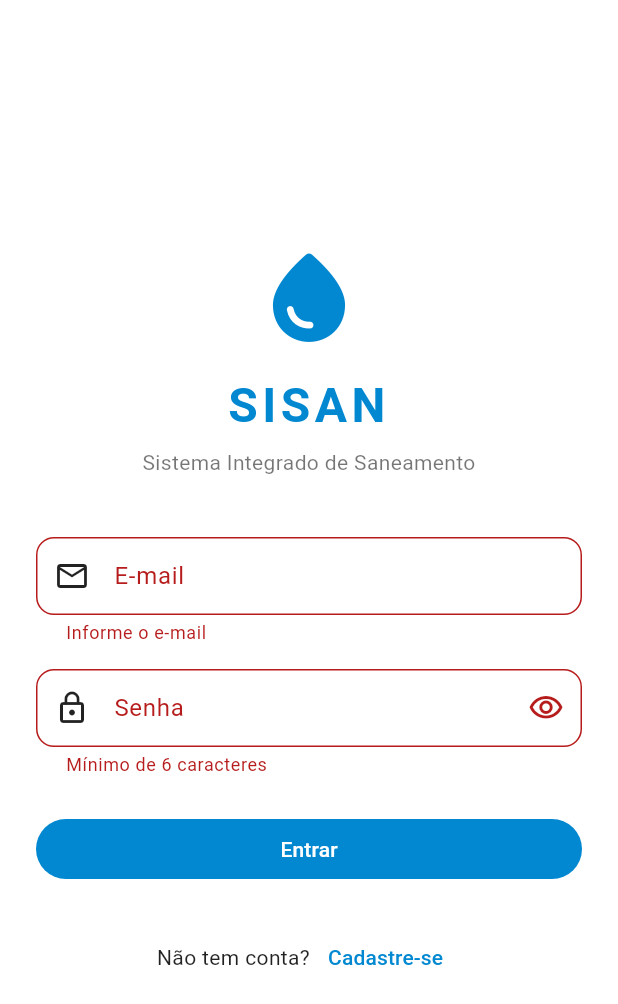
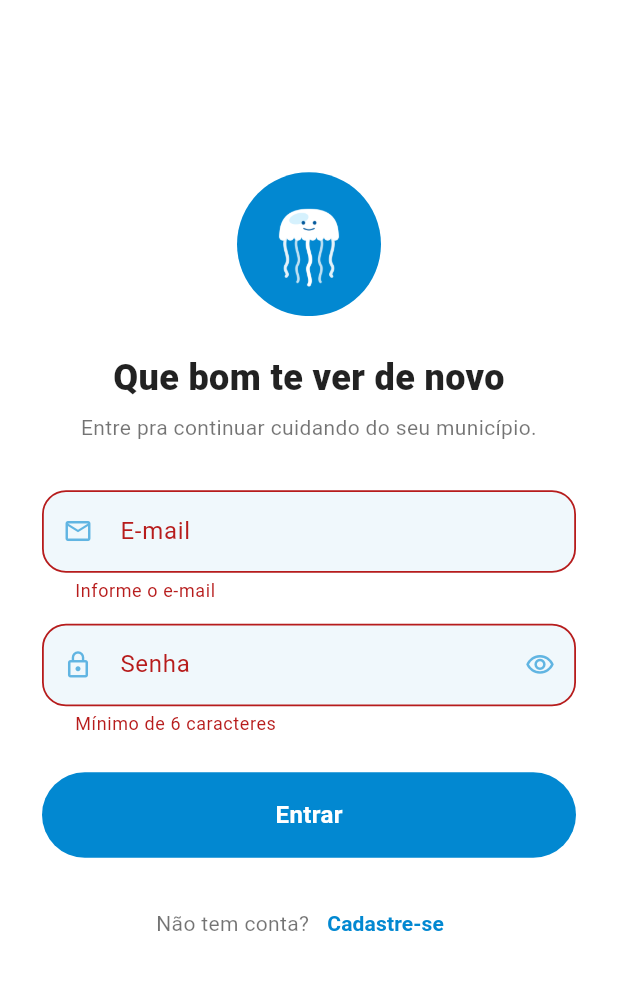
Before and after one commit to eltobsjr/SISAN--Sistema-Integrado-de-Saneamento, a Flutter app: the screen it shows after launch, after a tap on "Entrar", on a phone screen of 412 x 824 dp. Shown: the top 1004 px of the screen. Run offline on Flutter 3.47's test engine with Material 3 defaults, Android fonts, the light colour scheme and no system bars; our stand-ins replace cached_network_image, connectivity_plus, drift, drift_flutter, fl_chart, flutter_dotenv and 11 more; missing offline and left inert: flutter_map_marker_cluster; accounts and stored records are empty; generated files the repository leaves out were written again.

Commit message:
feat(auth): polish login and animate splash

```diff
--- /dev/null
+++ b/lib/core/theme/branding/agua_viva_reveal_painter.dart
@@ -0,0 +1,119 @@
+import 'package:flutter/material.dart';
+
+import 'logo_paths.dart';
+
+/// Desenha a água-viva do ícone se formando a partir de [progress] (0 a 1):
+/// cabeça primeiro (contorno → preenchimento, técnica do `LogoRevealPainter`
+/// do Confia), depois olhos/boca, depois os 5 tentáculos ondulando pra
+/// dentro em sequência — terminando idêntica ao ícone de verdade
+/// (`assets/images/app_icon_full.png`).
+class AguaVivaRevealPainter extends CustomPainter {
+  AguaVivaRevealPainter({required this.progress})
+      : cabecaPath = buildCabecaPath(),
+        brilhoPath = buildBrilhoPath(),
+        bocaPath = buildBocaPath(),
+        tentaculos = buildTentaculos();
+
+  final double progress;
+  final Path cabecaPath;
+  final Path brilhoPath;
+  final Path bocaPath;
+  final List<TentaculoSpec> tentaculos;
+
+  static const _branco = Colors.white;
+  static const _azulEscuro = Color(0xFF01579B);
+  static const _brilho = Color(0xFFB3E5FC);
+
+  static const _canvasSize = 1024.0;
+
+  @override
+  void paint(Canvas canvas, Size size) {
+    canvas.save();
+    canvas.scale(size.width / _canvasSize, size.height / _canvasSize);
+
+    // Fundo azul circular, igual ao ícone real.
+    canvas.drawCircle(const Offset(512, 512), 512, Paint()..color = const Color(0xFF0288D1));
+
+    _paintForma(canvas, cabecaPath, _branco, drawStart: 0.00, drawEnd: 0.32, fillStart: 0.26, fillEnd: 0.42);
+
+    final brilhoOpacidade = ((progress - 0.36) / 0.14).clamp(0.0, 1.0);
+    if (brilhoOpacidade > 0) {
+      canvas.drawPath(brilhoPath, Paint()..color = _brilho.withValues(alpha: 0.55 * brilhoOpacidade));
+    }
+
+    final rostoOpacidade = ((progress - 0.42) / 0.16).clamp(0.0, 1.0);
+    if (rostoOpacidade > 0) {
+      final tinta = Paint()..color = _azulEscuro.withValues(alpha: rostoOpacidade);
+      canvas.drawCircle(const Offset(472, 360), 13, tinta);
+      canvas.drawCircle(const Offset(552, 360), 13, tinta);
+      canvas.drawPath(
+        bocaPath,
+        Paint()
+          ..color = _azulEscuro.withValues(alpha: rostoOpacidade)
+          ..style = PaintingStyle.stroke
+          ..strokeWidth = 8
+          ..strokeCap = StrokeCap.round,
+      );
+    }
+
+    // Tentáculos: começam em sequência (0.55 a 0.90), cada um levando 0.30
+    // do progresso total pra se desenhar por inteiro.
+    const inicioTentaculos = 0.55;
+    const passo = 0.07;
+    const duracaoCadaUm = 0.30;
+    for (var i = 0; i < tentaculos.length; i++) {
+      final t = tentaculos[i];
+      final inicio = inicioTentaculos + i * passo;
+      final fim = (inicio + duracaoCadaUm).clamp(0.0, 1.0);
+      final fracao = ((progress - inicio) / (fim - inicio)).clamp(0.0, 1.0);
+      if (fracao <= 0) continue;
+      final tinta = Paint()
+        ..color = _branco.withValues(alpha: t.opacidade)
+        ..style = PaintingStyle.stroke
+        ..strokeWidth = t.largura
+        ..strokeCap = StrokeCap.round
+        ..strokeJoin = StrokeJoin.round;
+      canvas.drawPath(_extrairFracao(t.path, fracao), tinta);
+    }
+
+    canvas.restore();
+  }
+
+  void _paintForma(
+    Canvas canvas,
+    Path path,
+    Color color, {
+    required double drawStart,
+    required double drawEnd,
+    required double fillStart,
+    required double fillEnd,
+  }) {
+    final drawFrac = ((progress - drawStart) / (drawEnd - drawStart)).clamp(0.0, 1.0);
+    final fillFrac = ((progress - fillStart) / (fillEnd - fillStart)).clamp(0.0, 1.0);
+    if (drawFrac <= 0 && fillFrac <= 0) return;
+
+    if (drawFrac > 0 && fillFrac < 1) {
+      final tracoPaint = Paint()
+        ..color = color.withValues(alpha: 1 - fillFrac)
+        ..style = PaintingStyle.stroke
+        ..strokeWidth = 9
+        ..strokeCap = StrokeCap.round
+        ..strokeJoin = StrokeJoin.round;
+      canvas.drawPath(_extrairFracao(path, drawFrac), tracoPaint);
+    }
+    if (fillFrac > 0) {
+      canvas.drawPath(path, Paint()..color = color.withValues(alpha: fillFrac)..style = PaintingStyle.fill);
+    }
+  }
+
+  Path _extrairFracao(Path origem, double fracao) {
+    final resultado = Path();
+    for (final metrica in origem.computeMetrics()) {
+      resultado.addPath(metrica.extractPath(0, metrica.length * fracao), Offset.zero);
+    }
+    return resultado;
+  }
+
+  @override
+  bool shouldRepaint(covariant AguaVivaRevealPainter oldDelegate) => oldDelegate.progress != progress;
+}
--- /dev/null
+++ b/lib/core/theme/branding/logo_paths.dart
@@ -0,0 +1,75 @@
+import 'package:flutter/material.dart';
+
+/// Caminhos vetoriais da água-viva do ícone real (`assets/images/app_icon_fg.svg`),
+/// traçados no mesmo espaço de coordenadas do SVG (1024×1024) — mesma lógica
+/// do `logo_paths.dart` do Confia: usar os caminhos de verdade do ícone pra
+/// a animação terminar idêntica a ele, não uma aproximação.
+
+/// Cúpula da cabeça, com a borda inferior arredondada (8 "gomos").
+Path buildCabecaPath() {
+  final path = Path()..moveTo(300, 460);
+  path.cubicTo(300, 340, 350, 260, 512, 260);
+  path.cubicTo(674, 260, 724, 340, 724, 460);
+  var x = 724.0;
+  const y = 460.0;
+  for (var i = 0; i < 8; i++) {
+    final nx = x - 53;
+    path.arcToPoint(Offset(nx, y), radius: const Radius.circular(26.5), clockwise: true);
+    x = nx;
+  }
+  path.close();
+  return path;
+}
+
+/// Mancha clara de brilho na cabeça (decorativa, some junto do preenchimento).
+Path buildBrilhoPath() {
+  return Path()
+    ..addOval(Rect.fromCenter(center: const Offset(440, 330), width: 140, height: 76));
+}
+
+/// Boca — curva simples sob os olhos.
+Path buildBocaPath() {
+  return Path()
+    ..moveTo(475, 400)
+    ..quadraticBezierTo(512, 420, 549, 400);
+}
+
+/// Um dos 5 tentáculos, no mesmo traçado do SVG original.
+class TentaculoSpec {
+  const TentaculoSpec(this.path, this.largura, this.opacidade);
+  final Path path;
+  final double largura;
+  final double opacidade;
+}
+
+List<TentaculoSpec> buildTentaculos() {
+  // Traçado exato de cada tentáculo do SVG original.
+  Path path1 = Path()
+    ..moveTo(350, 460)
+    ..cubicTo(315, 540, 385, 600, 350, 660)
+    ..cubicTo(325, 700, 375, 720, 350, 740);
+  Path path2 = Path()
+    ..moveTo(430, 460)
+    ..cubicTo(395, 540, 465, 600, 430, 660)
+    ..cubicTo(405, 700, 455, 750, 430, 780);
+  Path path3 = Path()
+    ..moveTo(512, 460)
+    ..cubicTo(477, 540, 547, 600, 512, 660)
+    ..cubicTo(487, 700, 537, 760, 512, 800);
+  Path path4 = Path()
+    ..moveTo(594, 460)
+    ..cubicTo(629, 540, 559, 600, 594, 660)
+    ..cubicTo(619, 700, 569, 750, 594, 780);
+  Path path5 = Path()
+    ..moveTo(674, 460)
+    ..cubicTo(709, 540, 639, 600, 674, 660)
+    ..cubicTo(699, 700, 649, 720, 674, 740);
+
+  return [
+    TentaculoSpec(path1, 22, 0.9),
+    TentaculoSpec(path2, 18, 0.75),
+    TentaculoSpec(path3, 26, 1.0),
+    TentaculoSpec(path4, 18, 0.75),
+    TentaculoSpec(path5, 22, 0.9),
+  ];
+}
--- a/lib/features/auth/presentation/pages/login_page.dart
+++ b/lib/features/auth/presentation/pages/login_page.dart
@@ -4,7 +4,12 @@ import 'package:go_router/go_router.dart';
 
 import 'package:sisan/core/errors/error_handler.dart';
 import 'package:sisan/features/auth/presentation/providers/auth_provider.dart';
+import 'package:sisan/shared/widgets/app_text_field.dart';
+import 'package:sisan/shared/widgets/primary_pill_button.dart';
 
+/// Visual inspirado no `auth_screen.dart` do polimata-concursos: mascote no
+/// topo, campos preenchidos sem borda, botão pílula de largura total, tom
+/// mais pessoal no texto — mantendo a cor "Água Viva" e o fluxo do SISAN.
 class LoginPage extends ConsumerStatefulWidget {
   const LoginPage({super.key});
 
@@ -16,7 +21,6 @@ class _LoginPageState extends ConsumerState<LoginPage> {
   final _formKey = GlobalKey<FormState>();
   final _emailController = TextEditingController();
   final _senhaController = TextEditingController();
-  bool _obscureSenha = true;
   bool _carregando = false;
 
   @override
@@ -48,101 +52,95 @@ class _LoginPageState extends ConsumerState<LoginPage> {
   @override
   Widget build(BuildContext context) {
     final theme = Theme.of(context);
+    final primary = theme.colorScheme.primary;
 
     return Scaffold(
-      backgroundColor: theme.colorScheme.surface,
+      backgroundColor: Colors.white,
       body: SafeArea(
-        child: Center(
-          child: SingleChildScrollView(
-            padding: const EdgeInsets.symmetric(horizontal: 24, vertical: 32),
+        child: LayoutBuilder(
+          builder: (context, constraints) {
+            return SingleChildScrollView(
+              padding: const EdgeInsets.symmetric(horizontal: 28),
+              child: ConstrainedBox(
+                constraints: BoxConstraints(minHeight: constraints.maxHeight),
+                child: IntrinsicHeight(
                   child: Column(
-              mainAxisAlignment: MainAxisAlignment.center,
                     crossAxisAlignment: CrossAxisAlignment.stretch,
                     children: [
-                Icon(Icons.water_drop_rounded, size: 72, color: theme.colorScheme.primary),
-                const SizedBox(height: 16),
-                Text(
-                  'SISAN',
-                  textAlign: TextAlign.center,
-                  style: theme.textTheme.headlineLarge?.copyWith(
-                    color: theme.colorScheme.primary,
-                    fontWeight: FontWeight.bold,
-                    letterSpacing: 3,
+                      const Spacer(flex: 2),
+                      Center(
+                        child: ClipRRect(
+                          borderRadius: BorderRadius.circular(48),
+                          child: Image.asset(
+                            'assets/images/app_icon_full.png',
+                            width: 96,
+                            height: 96,
+                            fit: BoxFit.cover,
                           ),
                         ),
-                const SizedBox(height: 8),
+                      ),
+                      const SizedBox(height: 24),
+                      const Text(
+                        'Que bom te ver de novo',
+                        textAlign: TextAlign.center,
+                        style: TextStyle(fontSize: 24, fontWeight: FontWeight.w800),
+                      ),
+                      const SizedBox(height: 6),
                       Text(
-                  'Sistema Integrado de Saneamento',
+                        'Entre pra continuar cuidando do seu município.',
                         textAlign: TextAlign.center,
-                  style: theme.textTheme.bodyMedium?.copyWith(color: Colors.black54),
+                        style: TextStyle(fontSize: 14, color: Colors.black.withValues(alpha: 0.55)),
                       ),
-                const SizedBox(height: 40),
+                      const SizedBox(height: 32),
                       Form(
                         key: _formKey,
                         child: Column(
                           crossAxisAlignment: CrossAxisAlignment.stretch,
                           children: [
-                      TextFormField(
+                            AppTextField(
+                              label: 'E-mail',
                               controller: _emailController,
                               keyboardType: TextInputType.emailAddress,
                               textInputAction: TextInputAction.next,
-                        decoration: const InputDecoration(
-                          labelText: 'E-mail',
-                          hintText: 'seu@email.com',
-                          prefixIcon: Icon(Icons.email_outlined),
-                        ),
+                              autofillHints: const [AutofillHints.email],
+                              prefixIcon: Icons.email_outlined,
                               validator: (v) {
                                 if (v == null || v.trim().isEmpty) return 'Informe o e-mail';
                                 if (!v.contains('@')) return 'E-mail inválido';
                                 return null;
                               },
                             ),
-                      const SizedBox(height: 16),
-                      TextFormField(
+                            const SizedBox(height: 14),
+                            AppTextField(
+                              label: 'Senha',
                               controller: _senhaController,
-                        obscureText: _obscureSenha,
+                              obscureText: true,
                               textInputAction: TextInputAction.done,
+                              autofillHints: const [AutofillHints.password],
+                              prefixIcon: Icons.lock_outline,
                               onFieldSubmitted: (_) => _entrar(),
-                        decoration: InputDecoration(
-                          labelText: 'Senha',
-                          prefixIcon: const Icon(Icons.lock_outline),
-                          suffixIcon: IconButton(
-                            icon: Icon(
-                              _obscureSenha
-                                  ? Icons.visibility_outlined
-                                  : Icons.visibility_off_outlined,
-                            ),
-                            onPressed: () => setState(() => _obscureSenha = !_obscureSenha),
-                          ),
-                        ),
-                        validator: (v) => (v == null || v.length < 6)
-                            ? 'Mínimo de 6 caracteres'
-                            : null,
+                              validator: (v) => (v == null || v.length < 6) ? 'Mínimo de 6 caracteres' : null,
                             ),
                             const SizedBox(height: 24),
-                      FilledButton(
-                        onPressed: _carregando ? null : _entrar,
-                        child: _carregando
-                            ? const SizedBox(
-                                width: 20,
-                                height: 20,
-                                child: CircularProgressIndicator(
-                                  strokeWidth: 2,
-                                  color: Colors.white,
+                            PrimaryPillButton(
+                              label: _carregando ? 'Entrando...' : 'Entrar',
+                              loading: _carregando,
+                              onTap: _entrar,
                             ),
-                              )
-                            : const Text('Entrar'),
-                      ),
-                      const SizedBox(height: 24),
-                      Row(
+                            const SizedBox(height: 8),
+                            Padding(
+                              padding: const EdgeInsets.symmetric(vertical: 12),
+                              child: Row(
                                 mainAxisAlignment: MainAxisAlignment.center,
                                 children: [
-                          Text('Não tem conta?', style: theme.textTheme.bodyMedium),
+                                  Text(
+                                    'Não tem conta?',
+                                    style: TextStyle(color: Colors.black.withValues(alpha: 0.55), fontSize: 14),
+                                  ),
                                   TextButton(
                                     onPressed: () => context.go('/cadastro'),
-                            child: const Text('Cadastre-se'),
-                          ),
-                        ],
+                                    style: TextButton.styleFrom(foregroundColor: primary),
+                                    child: const Text('Cadastre-se', style: TextStyle(fontWeight: FontWeight.w700)),
                                   ),
                                 ],
                               ),
@@ -150,6 +148,13 @@ class _LoginPageState extends ConsumerState<LoginPage> {
                           ],
                         ),
                       ),
+                      const Spacer(flex: 3),
+                    ],
+                  ),
+                ),
+              ),
+            );
+          },
         ),
       ),
     );
--- a/lib/features/auth/presentation/pages/splash_page.dart
+++ b/lib/features/auth/presentation/pages/splash_page.dart
@@ -1,6 +1,6 @@
 import 'package:flutter/material.dart';
 
-import 'package:sisan/shared/widgets/sisan_loading.dart';
+import 'package:sisan/features/auth/presentation/widgets/agua_viva_entrada.dart';
 
 /// Sem lógica de navegação aqui de propósito: o `routerProvider` decide o
 /// destino (login ou home do perfil certo) via `redirect`, assim que a
@@ -9,5 +9,7 @@ class SplashPage extends StatelessWidget {
   const SplashPage({super.key});
 
   @override
-  Widget build(BuildContext context) => const Scaffold(body: SisanLoading());
+  Widget build(BuildContext context) => const Scaffold(
+        body: Center(child: AguaVivaEntrada()),
+      );
 }
--- /dev/null
+++ b/lib/features/auth/presentation/widgets/agua_viva_entrada.dart
@@ -0,0 +1,61 @@
+import 'package:flutter/material.dart';
+import 'package:flutter/scheduler.dart';
+
+import 'package:sisan/core/theme/branding/agua_viva_reveal_painter.dart';
+
+/// Animação de abertura: a água-viva se forma (cabeça, rosto e tentáculos),
+/// nas mesmas cores e traçado do ícone de verdade — adaptado do mecanismo do
+/// `IntroSplashScreen` do Confia (`AnimationController` + `CustomPainter`
+/// com contorno-depois-preenchimento), mas sem navegação própria: o
+/// `SplashPage` já sai da tela sozinho via `routerProvider` assim que a
+/// sessão resolve. Toca uma vez e segura no quadro final até isso acontecer.
+class AguaVivaEntrada extends StatefulWidget {
+  const AguaVivaEntrada({super.key, this.tamanho = 220});
+
+  final double tamanho;
+
+  @override
+  State<AguaVivaEntrada> createState() => _AguaVivaEntradaState();
+}
+
+class _AguaVivaEntradaState extends State<AguaVivaEntrada> with SingleTickerProviderStateMixin {
+  static const _duracao = Duration(milliseconds: 2200);
+
+  late final AnimationController _controller = AnimationController(vsync: this, duration: _duracao);
+
+  @override
+  void initState() {
+    super.initState();
+    final reduzida = SchedulerBinding.instance.platformDispatcher.accessibilityFeatures.disableAnimations;
+    if (reduzida) {
+      _controller.value = 1;
+    } else {
+      _controller.forward();
+    }
+  }
+
+  @override
+  void dispose() {
+    _controller.dispose();
+    super.dispose();
+  }
+
+  @override
+  Widget build(BuildContext context) {
+    return Semantics(
+      label: 'SISAN',
+      child: AnimatedBuilder(
+        animation: _controller,
+        builder: (context, _) {
+          return ClipOval(
+            child: SizedBox(
+              width: widget.tamanho,
+              height: widget.tamanho,
+              child: CustomPaint(painter: AguaVivaRevealPainter(progress: _controller.value)),
+            ),
+          );
+        },
+      ),
+    );
+  }
+}
--- /dev/null
+++ b/lib/shared/widgets/app_text_field.dart
@@ -0,0 +1,81 @@
+import 'package:flutter/material.dart';
+
+/// Campo de texto arredondado com fundo preenchido, sem borda visível —
+/// adaptado do `AppTextField` do polimata-concursos (mesma sensação "limpa"
+/// de formulário), com o toggle de mostrar/ocultar senha embutido.
+class AppTextField extends StatefulWidget {
+  const AppTextField({
+    super.key,
+    required this.label,
+    required this.controller,
+    this.obscureText = false,
+    this.keyboardType,
+    this.autofillHints,
+    this.prefixIcon,
+    this.textInputAction,
+    this.onFieldSubmitted,
+    this.validator,
+  });
+
+  final String label;
+  final TextEditingController controller;
+  final bool obscureText;
+  final TextInputType? keyboardType;
+  final Iterable<String>? autofillHints;
+  final IconData? prefixIcon;
+  final TextInputAction? textInputAction;
+  final ValueChanged<String>? onFieldSubmitted;
+  final String? Function(String?)? validator;
+
+  @override
+  State<AppTextField> createState() => _AppTextFieldState();
+}
+
+class _AppTextFieldState extends State<AppTextField> {
+  late bool _obscured = widget.obscureText;
+
+  @override
+  Widget build(BuildContext context) {
+    final primary = Theme.of(context).colorScheme.primary;
+
+    return TextFormField(
+      controller: widget.controller,
+      obscureText: _obscured,
+      keyboardType: widget.keyboardType,
+      autofillHints: widget.autofillHints,
+      textInputAction: widget.textInputAction,
+      onFieldSubmitted: widget.onFieldSubmitted,
+      validator: widget.validator,
+      style: const TextStyle(fontSize: 15),
+      decoration: InputDecoration(
+        labelText: widget.label,
+        filled: true,
+        fillColor: primary.withValues(alpha: 0.06),
+        prefixIcon: widget.prefixIcon != null
+            ? Icon(widget.prefixIcon, size: 20, color: primary.withValues(alpha: 0.6))
+            : null,
+        contentPadding: const EdgeInsets.symmetric(horizontal: 18, vertical: 16),
+        border: OutlineInputBorder(borderRadius: BorderRadius.circular(16), borderSide: BorderSide.none),
+        enabledBorder: OutlineInputBorder(borderRadius: BorderRadius.circular(16), borderSide: BorderSide.none),
+        focusedBorder: OutlineInputBorder(
+          borderRadius: BorderRadius.circular(16),
+          borderSide: BorderSide(color: primary, width: 1.5),
+        ),
+        errorBorder: OutlineInputBorder(
+          borderRadius: BorderRadius.circular(16),
+          borderSide: BorderSide(color: Theme.of(context).colorScheme.error, width: 1.2),
+        ),
+        suffixIcon: widget.obscureText
+            ? IconButton(
+                icon: Icon(
+                  _obscured ? Icons.visibility_outlined : Icons.visibility_off_outlined,
+                  size: 20,
+                  color: primary.withValues(alpha: 0.6),
+                ),
+                onPressed: () => setState(() => _obscured = !_obscured),
+              )
+            : null,
+      ),
+    );
+  }
+}
--- /dev/null
+++ b/lib/shared/widgets/primary_pill_button.dart
@@ -0,0 +1,49 @@
+import 'package:flutter/material.dart';
+
+/// Botão pílula de largura total — adaptado do `PrimaryButton` do
+/// polimata-concursos (mesmo peso visual de CTA principal), na cor
+/// primária "Água Viva" em vez do preto do Polymata.
+class PrimaryPillButton extends StatelessWidget {
+  const PrimaryPillButton({
+    super.key,
+    required this.label,
+    required this.onTap,
+    this.enabled = true,
+    this.loading = false,
+  });
+
+  final String label;
+  final VoidCallback? onTap;
+  final bool enabled;
+  final bool loading;
+
+  @override
+  Widget build(BuildContext context) {
+    final primary = Theme.of(context).colorScheme.primary;
+    final habilitado = enabled && !loading;
+
+    return GestureDetector(
+      onTap: habilitado ? onTap : null,
+      child: AnimatedContainer(
+        duration: const Duration(milliseconds: 150),
+        width: double.infinity,
+        padding: const EdgeInsets.symmetric(vertical: 17),
+        decoration: BoxDecoration(
+          color: habilitado ? primary : primary.withValues(alpha: 0.35),
+          borderRadius: BorderRadius.circular(999),
+        ),
+        alignment: Alignment.center,
+        child: loading
+            ? const SizedBox(
+                width: 20,
+                height: 20,
+                child: CircularProgressIndicator(strokeWidth: 2.2, color: Colors.white),
+              )
+            : Text(
+                label,
+                style: const TextStyle(color: Colors.white, fontWeight: FontWeight.w700, fontSize: 16),
+              ),
+      ),
+    );
+  }
+}
--- a/pubspec.yaml
+++ b/pubspec.yaml
@@ -100,3 +100,4 @@ flutter:
 
   assets:
     - .env
+    - assets/images/
```
Also changed, not shown: 2 other files. Lines whose indentation alone changed are shown as unchanged.
